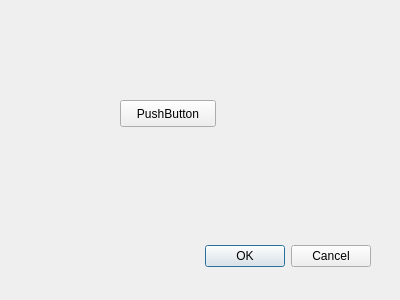
dev1d123/PSIS5, file FootballSim/dialog.ui: the form before one commit.
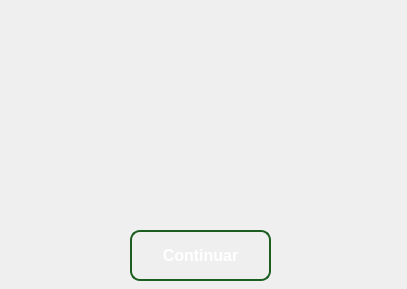
The form after the commit.

Commit message: changed styles and added images

```diff
--- a/FootballSim/dialog.ui
+++ b/FootballSim/dialog.ui
@@ -6,40 +6,69 @@
    <rect>
     <x>0</x>
     <y>0</y>
-    <width>400</width>
-    <height>300</height>
+    <width>407</width>
+    <height>289</height>
    </rect>
   </property>
   <property name="windowTitle">
    <string>Dialog</string>
   </property>
-  <widget class="QDialogButtonBox" name="buttonBox">
-   <property name="geometry">
-    <rect>
-     <x>30</x>
-     <y>240</y>
-     <width>341</width>
-     <height>32</height>
-    </rect>
-   </property>
-   <property name="orientation">
-    <enum>Qt::Orientation::Horizontal</enum>
-   </property>
-   <property name="standardButtons">
-    <set>QDialogButtonBox::StandardButton::Cancel|QDialogButtonBox::StandardButton::Ok</set>
-   </property>
-  </widget>
   <widget class="QPushButton" name="pushButton">
+   <property name="enabled">
+    <bool>true</bool>
+   </property>
    <property name="geometry">
     <rect>
-     <x>120</x>
-     <y>100</y>
-     <width>96</width>
-     <height>27</height>
+     <x>130</x>
+     <y>230</y>
+     <width>141</width>
+     <height>51</height>
     </rect>
    </property>
+   <property name="font">
+    <font>
+     <family>Segoe UI</family>
+     <pointsize>-1</pointsize>
+     <bold>true</bold>
+    </font>
+   </property>
+   <property name="styleSheet">
+    <string notr="true">QPushButton {
+    color: white;
+    background-color: qlineargradient(x1:0, y1:0, x2:1, y2:1,
+                                      stop:0 #4CAF50, stop:1 #2E7D32);
+    border: 2px solid #1B5E20;
+    border-radius: 10px;
+    padding: 8px 16px;
+    font-size: 16px;
+    font-weight: bold;
+    font-family: &quot;Segoe UI&quot;, &quot;Roboto&quot;, sans-serif;
+    text-transform: uppercase;
+    box-shadow: 0px 4px 8px rgba(0, 0, 0, 0.3);
+    transition: all 0.3s ease;
+}
+
+QPushButton:hover {
+    background-color: qlineargradient(x1:0, y1:0, x2:1, y2:1,
+                                      stop:0 #66BB6A, stop:1 #388E3C);
+    border: 2px solid #1B5E20;
+}
+
+QPushButton:pressed {
+    background-color: #1B5E20;
+    padding-left: 14px;
+    padding-top: 10px;
+}
+
+QPushButton:disabled {
+    background-color: #BDBDBD;
+    color: #EEEEEE;
+    border: 2px solid #9E9E9E;
+}
+</string>
+   </property>
    <property name="text">
-    <string>PushButton</string>
+    <string>Continuar</string>
    </property>
   </widget>
  </widget>
```
Left out of the diff: 35 changed lines with no effect on the pictures. The commit also changes 15 other files.
